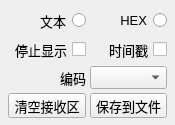
Above: simple_ui/receive_settings_box.ui from 652436962/Network_Assistant before the change. Below: the same form after it.
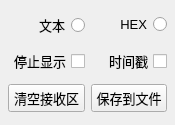
That is the form after the change.

Diff of the .ui file:
```diff
--- a/simple_ui/receive_settings_box.ui
+++ b/simple_ui/receive_settings_box.ui
@@ -16,12 +16,6 @@
     <height>125</height>
    </size>
   </property>
-  <property name="maximumSize">
-   <size>
-    <width>16777215</width>
-    <height>125</height>
-   </size>
-  </property>
   <property name="font">
    <font>
     <pointsize>10</pointsize>
@@ -46,53 +40,6 @@
    <property name="bottomMargin">
     <number>8</number>
    </property>
-   <property name="spacing">
-    <number>4</number>
-   </property>
-   <item row="2" column="1">
-    <widget class="QComboBox" name="comboBox_Encoding">
-     <property name="font">
-      <font>
-       <pointsize>10</pointsize>
-      </font>
-     </property>
-    </widget>
-   </item>
-   <item row="1" column="1">
-    <widget class="QCheckBox" name="checkBox_Timestamp">
-     <property name="layoutDirection">
-      <enum>Qt::LayoutDirection::RightToLeft</enum>
-     </property>
-     <property name="text">
-      <string>时间戳</string>
-     </property>
-    </widget>
-   </item>
-   <item row="2" column="0">
-    <widget class="QLabel" name="label_Encoding">
-     <property name="font">
-      <font>
-       <pointsize>10</pointsize>
-      </font>
-     </property>
-     <property name="text">
-      <string>编码</string>
-     </property>
-     <property name="alignment">
-      <set>Qt::AlignmentFlag::AlignRight|Qt::AlignmentFlag::AlignTrailing|Qt::AlignmentFlag::AlignVCenter</set>
-     </property>
-    </widget>
-   </item>
-   <item row="1" column="0">
-    <widget class="QCheckBox" name="checkBox_ReceiveStopDisplay">
-     <property name="layoutDirection">
-      <enum>Qt::LayoutDirection::RightToLeft</enum>
-     </property>
-     <property name="text">
-      <string>停止显示</string>
-     </property>
-    </widget>
-   </item>
    <item row="0" column="0">
     <widget class="QRadioButton" name="radioButton_Text">
      <property name="font">
@@ -108,18 +55,6 @@
      </property>
     </widget>
    </item>
-   <item row="3" column="1">
-    <widget class="QPushButton" name="pushButton_Save">
-     <property name="font">
-      <font>
-       <pointsize>10</pointsize>
-      </font>
-     </property>
-     <property name="text">
-      <string>保存到文件</string>
-     </property>
-    </widget>
-   </item>
    <item row="0" column="1">
     <widget class="QRadioButton" name="radioButton_HEX">
      <property name="font">
@@ -135,7 +70,27 @@
      </property>
     </widget>
    </item>
-   <item row="3" column="0">
+   <item row="1" column="0">
+    <widget class="QCheckBox" name="checkBox_ReceiveStopDisplay">
+     <property name="layoutDirection">
+      <enum>Qt::LayoutDirection::RightToLeft</enum>
+     </property>
+     <property name="text">
+      <string>停止显示</string>
+     </property>
+    </widget>
+   </item>
+   <item row="1" column="1">
+    <widget class="QCheckBox" name="checkBox_Timestamp">
+     <property name="layoutDirection">
+      <enum>Qt::LayoutDirection::RightToLeft</enum>
+     </property>
+     <property name="text">
+      <string>时间戳</string>
+     </property>
+    </widget>
+   </item>
+   <item row="2" column="0">
     <widget class="QPushButton" name="pushButton_Clear">
      <property name="font">
       <font>
@@ -147,6 +102,18 @@
      </property>
     </widget>
    </item>
+   <item row="2" column="1">
+    <widget class="QPushButton" name="pushButton_Save">
+     <property name="font">
+      <font>
+       <pointsize>10</pointsize>
+      </font>
+     </property>
+     <property name="text">
+      <string>保存到文件</string>
+     </property>
+    </widget>
+   </item>
   </layout>
  </widget>
  <resources/>
```
Left out of the diff: 4 changed lines with no effect on the pictures.
